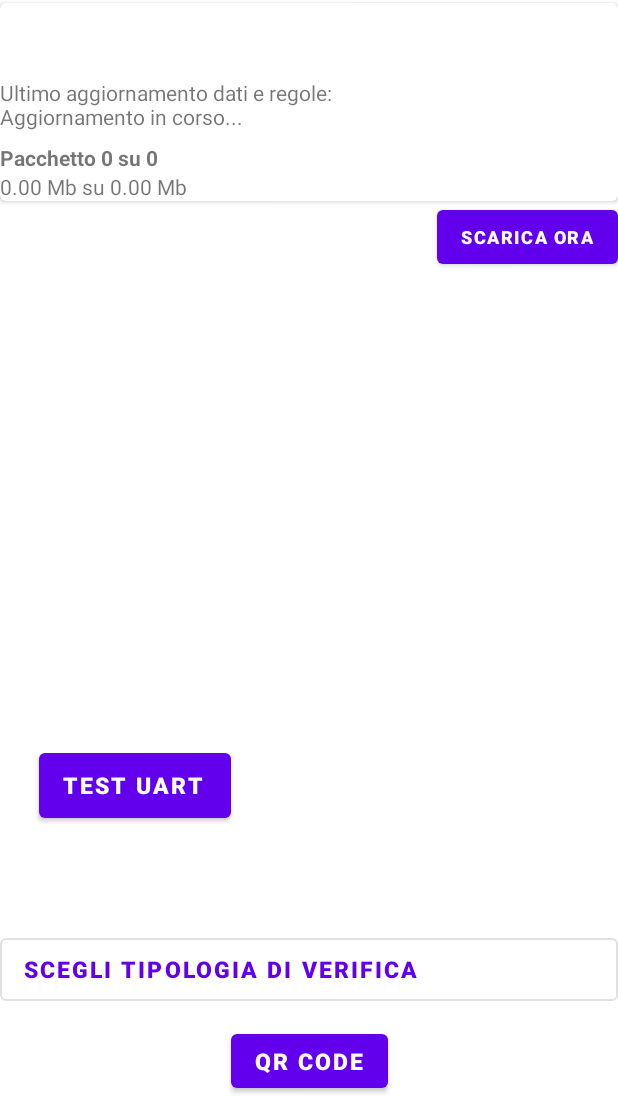
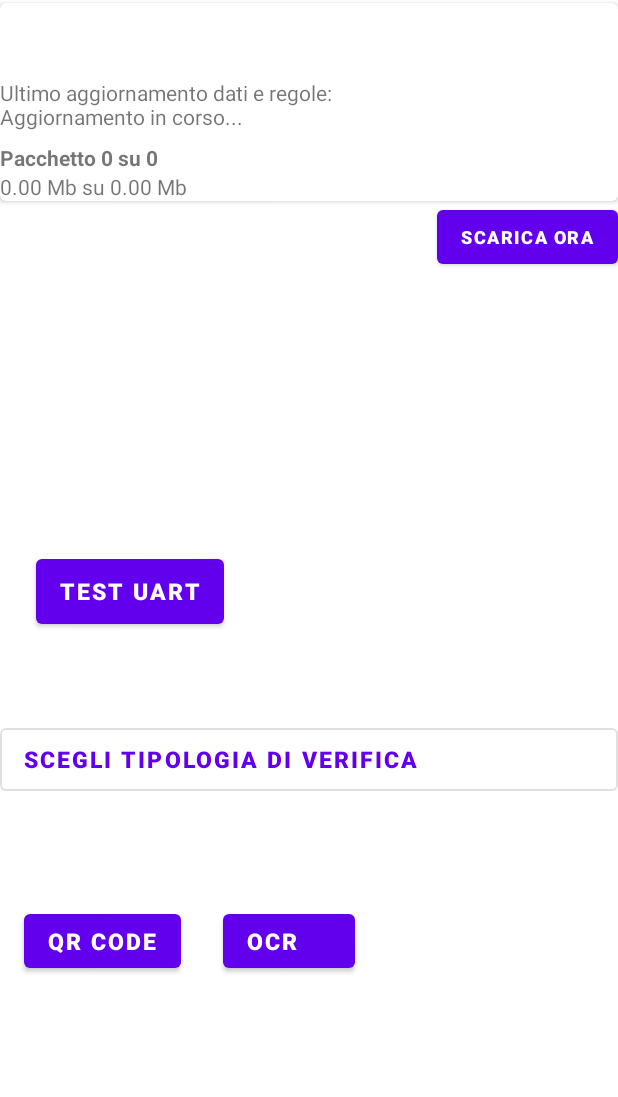
Before and after one commit to tecnimed2021/CovidPasScanner_ANDROID, an Android app: the screen it shows after launch (FirstActivity), on a phone screen of 412 x 824 dp, the part 139-1236 px from its top. Run offline under Robolectric (Android 15) with nearby library versions, the light colour scheme and no system bars; our stand-ins replace Dagger/Hilt's generated code, Room's generated code; libraries missing offline, so code that uses them is left out: androidx.hilt.work, io.realm, io.realm.exceptions, io.realm.kotlin; pictures from the network do not load; 1 statement that could not run was skipped.

Commit message:
Migliorata interfaccia utente

```diff
--- a/app/src/main/res/layout/activity_first.xml
+++ b/app/src/main/res/layout/activity_first.xml
@@ -82,6 +82,8 @@
                 android:id="@+id/qrButton"
                 android:layout_width="wrap_content"
                 android:layout_height="wrap_content"
+                android:layout_marginLeft="16dp"
+                android:layout_marginBottom="80dp"
                 android:drawableTint="@color/white"
                 android:text="QR CODE"
                 android:textAlignment="textStart"
@@ -89,14 +91,28 @@
                 android:textSize="15sp"
                 android:textStyle="bold"
                 app:layout_constraintBottom_toBottomOf="parent"
-                app:layout_constraintEnd_toEndOf="parent"
-                app:layout_constraintStart_toStartOf="parent" />
+                app:layout_constraintLeft_toLeftOf="parent" />
+
+            <Button
+                android:id="@+id/ocrButton"
+                android:layout_width="wrap_content"
+                android:layout_height="wrap_content"
+                android:layout_marginLeft="28dp"
+                android:layout_marginBottom="80dp"
+                android:drawableTint="@color/white"
+                android:text="OCR"
+                android:textAlignment="textStart"
+                android:textColor="@color/white"
+                android:textSize="15sp"
+                android:textStyle="bold"
+                app:layout_constraintBottom_toBottomOf="parent"
+                app:layout_constraintLeft_toRightOf="@id/qrButton" />
 
             <Button
                 android:id="@+id/uartButton"
-                android:layout_width="128dp"
+                android:layout_width="wrap_content"
                 android:layout_height="55dp"
-                android:layout_marginBottom="68dp"
+                android:layout_marginBottom="57dp"
                 android:drawableTint="@color/white"
                 android:text="Test Uart"
                 android:textAlignment="textStart"
@@ -105,16 +121,17 @@
                 android:textStyle="bold"
                 app:layout_constraintBottom_toTopOf="@id/scan_mode_button"
                 app:layout_constraintEnd_toEndOf="parent"
-                app:layout_constraintHorizontal_bias="0.091"
+                app:layout_constraintHorizontal_bias="0.083"
                 app:layout_constraintStart_toStartOf="parent" />
 
             <androidx.appcompat.widget.AppCompatTextView
                 android:id="@+id/uartTest"
-                android:layout_width="203dp"
-                android:layout_height="24dp"
-                android:layout_marginBottom="92dp"
+                android:layout_width="238dp"
+                android:layout_height="43dp"
+                android:layout_marginBottom="66dp"
                 android:textStyle="bold"
                 app:layout_constraintBottom_toTopOf="@id/scan_mode_button"
+                app:layout_constraintLeft_toRightOf="@id/uartButton"
                 app:layout_constraintRight_toRightOf="parent"
                 tools:text="Idle" />
 
@@ -123,7 +140,7 @@
                 style="@style/Widget.MaterialComponents.Button.OutlinedButton"
                 android:layout_width="0dp"
                 android:layout_height="wrap_content"
-                android:layout_marginBottom="16dp"
+                android:layout_marginBottom="76dp"
                 android:backgroundTint="@android:color/transparent"
                 android:insetBottom="0dp"
                 android:text="@string/label_choose_scan_mode"
@@ -132,6 +149,7 @@
 
                 app:layout_constraintBottom_toTopOf="@id/qrButton"
                 app:layout_constraintEnd_toEndOf="parent"
+                app:layout_constraintHorizontal_bias="0.0"
                 app:layout_constraintStart_toStartOf="parent"
                 app:strokeWidth="1dp" />
 
```
